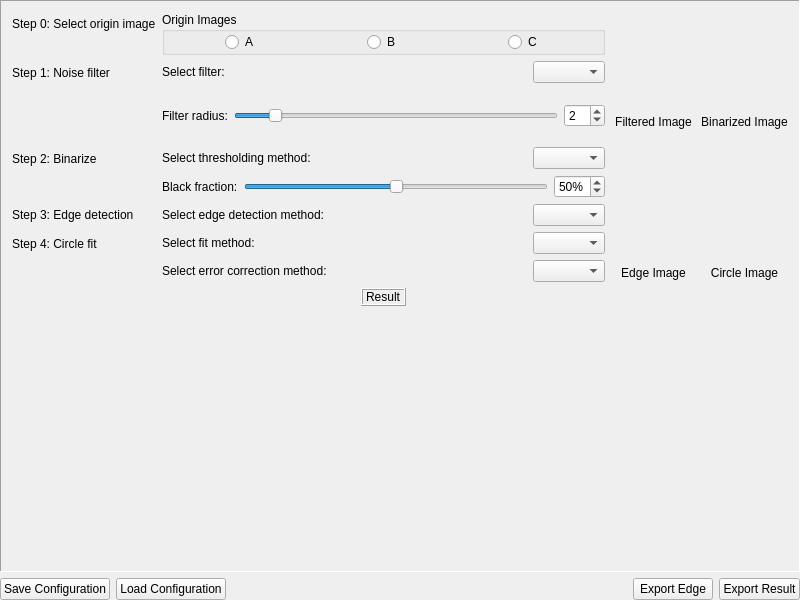
The window that cpp-qt/mainpanel.ui (miRoox/MEMS-oriented-image-testing-technology) describes before a commit, drawn with Qt 5.
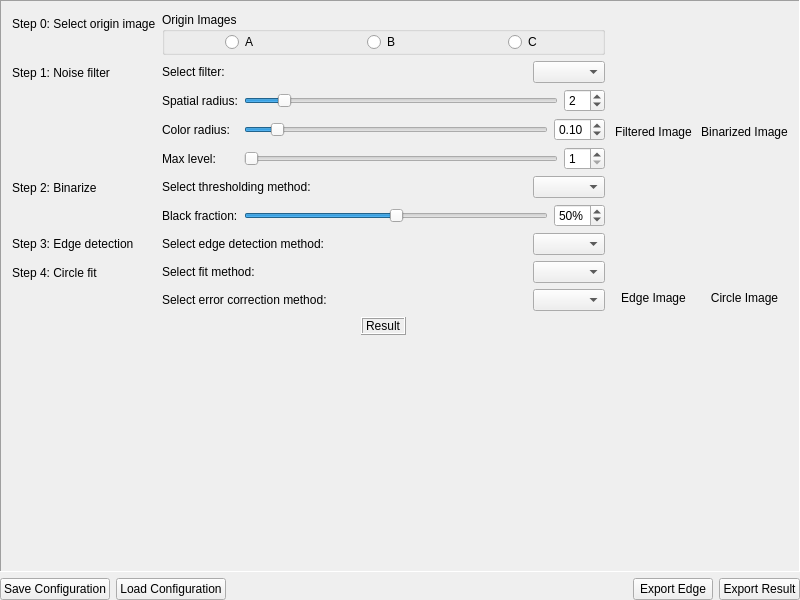
The same window after the commit. Icons and pictures are not drawn.

Commit message: 'mean shift filter' manipulator

What changed in the file:
```diff
--- a/cpp-qt/mainpanel.ui
+++ b/cpp-qt/mainpanel.ui
@@ -162,7 +162,7 @@
              <item>
               <widget class="QStackedWidget" name="stackedWidgetFilter">
                <property name="currentIndex">
-                <number>0</number>
+                <number>2</number>
                </property>
                <widget class="QWidget" name="pageFilter">
                 <layout class="QFormLayout" name="formLayout_2">
@@ -340,6 +340,160 @@
                  </item>
                 </layout>
                </widget>
+               <widget class="QWidget" name="pageFilterMS">
+                <layout class="QFormLayout" name="formLayout_5">
+                 <property name="leftMargin">
+                  <number>0</number>
+                 </property>
+                 <property name="topMargin">
+                  <number>0</number>
+                 </property>
+                 <property name="rightMargin">
+                  <number>0</number>
+                 </property>
+                 <property name="bottomMargin">
+                  <number>0</number>
+                 </property>
+                 <item row="0" column="0">
+                  <widget class="QLabel" name="labelFRMS">
+                   <property name="text">
+                    <string>Spatial radius:</string>
+                   </property>
+                  </widget>
+                 </item>
+                 <item row="0" column="1">
+                  <layout class="QHBoxLayout" name="horizontalLayout_13">
+                   <item>
+                    <widget class="QSlider" name="horizontalSliderFRMS">
+                     <property name="minimum">
+                      <number>1</number>
+                     </property>
+                     <property name="maximum">
+                      <number>10</number>
+                     </property>
+                     <property name="pageStep">
+                      <number>2</number>
+                     </property>
+                     <property name="value">
+                      <number>2</number>
+                     </property>
+                     <property name="orientation">
+                      <enum>Qt::Horizontal</enum>
+                     </property>
+                    </widget>
+                   </item>
+                   <item>
+                    <widget class="QSpinBox" name="spinBoxFRMS">
+                     <property name="minimum">
+                      <number>1</number>
+                     </property>
+                     <property name="maximum">
+                      <number>10</number>
+                     </property>
+                     <property name="value">
+                      <number>2</number>
+                     </property>
+                    </widget>
+                   </item>
+                  </layout>
+                 </item>
+                 <item row="1" column="0">
+                  <widget class="QLabel" name="labelCRMS">
+                   <property name="text">
+                    <string>Color radius:</string>
+                   </property>
+                  </widget>
+                 </item>
+                 <item row="1" column="1">
+                  <layout class="QHBoxLayout" name="horizontalLayout_14">
+                   <item>
+                    <widget class="QSlider" name="horizontalSliderCRMS">
+                     <property name="minimum">
+                      <number>1</number>
+                     </property>
+                     <property name="maximum">
+                      <number>100</number>
+                     </property>
+                     <property name="singleStep">
+                      <number>1</number>
+                     </property>
+                     <property name="pageStep">
+                      <number>10</number>
+                     </property>
+                     <property name="value">
+                      <number>10</number>
+                     </property>
+                     <property name="orientation">
+                      <enum>Qt::Horizontal</enum>
+                     </property>
+                    </widget>
+                   </item>
+                   <item>
+                    <widget class="QDoubleSpinBox" name="doubleSpinBoxCRMS">
+                     <property name="decimals">
+                      <number>2</number>
+                     </property>
+                     <property name="minimum">
+                      <double>0.010000000000000</double>
+                     </property>
+                     <property name="maximum">
+                      <double>1.000000000000000</double>
+                     </property>
+                     <property name="singleStep">
+                      <double>0.010000000000000</double>
+                     </property>
+                     <property name="value">
+                      <double>0.100000000000000</double>
+                     </property>
+                    </widget>
+                   </item>
+                  </layout>
+                 </item>
+                 <item row="2" column="0">
+                  <widget class="QLabel" name="labelMLMS">
+                   <property name="text">
+                    <string>Max level:</string>
+                   </property>
+                  </widget>
+                 </item>
+                 <item row="2" column="1">
+                  <layout class="QHBoxLayout" name="horizontalLayout_15">
+                   <item>
+                    <widget class="QSlider" name="horizontalSliderMLMS">
+                     <property name="minimum">
+                      <number>1</number>
+                     </property>
+                     <property name="maximum">
+                      <number>25</number>
+                     </property>
+                     <property name="pageStep">
+                      <number>2</number>
+                     </property>
+                     <property name="value">
+                      <number>1</number>
+                     </property>
+                     <property name="orientation">
+                      <enum>Qt::Horizontal</enum>
+                     </property>
+                    </widget>
+                   </item>
+                   <item>
+                    <widget class="QSpinBox" name="spinBoxMLMS">
+                     <property name="minimum">
+                      <number>1</number>
+                     </property>
+                     <property name="maximum">
+                      <number>25</number>
+                     </property>
+                     <property name="value">
+                      <number>1</number>
+                     </property>
+                    </widget>
+                   </item>
+                  </layout>
+                 </item>
+                </layout>
+               </widget>
               </widget>
              </item>
             </layout>
```
Left out of the diff: 102 changed lines with no effect on the pictures. The commit also changes 7 other files.
